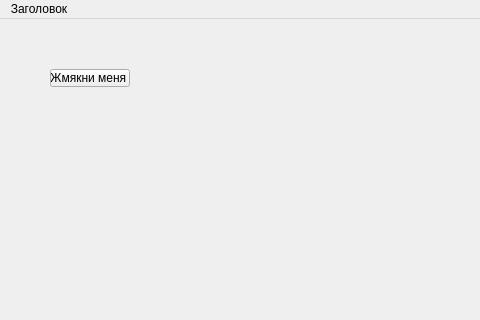
SanetsDaniil/TPPO, file mainwindow.ui: the form before one commit; both pictures show x 0 to 480 and y 0 to 320 of the 800 by 600 pixel window.
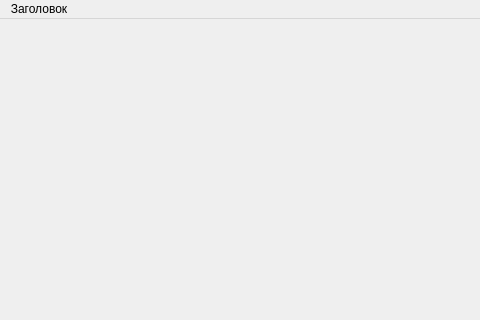
The form after the commit.

Patch:
```diff
--- a/mainwindow.ui
+++ b/mainwindow.ui
@@ -13,21 +13,7 @@
   <property name="windowTitle">
    <string>MainWindow</string>
   </property>
-  <widget class="QWidget" name="centralwidget">
-   <widget class="QPushButton" name="pushButton">
-    <property name="geometry">
-     <rect>
-      <x>50</x>
-      <y>50</y>
-      <width>80</width>
-      <height>18</height>
-     </rect>
-    </property>
-    <property name="text">
-     <string>Жмякни меня </string>
-    </property>
-   </widget>
-  </widget>
+  <widget class="QWidget" name="centralwidget"/>
   <widget class="QMenuBar" name="menubar">
    <property name="geometry">
     <rect>
```
